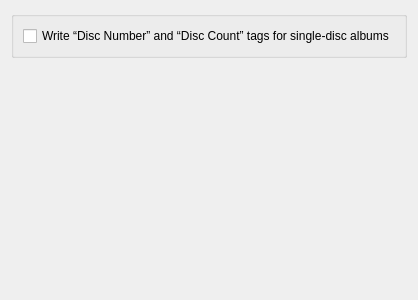
The window that gui/preferences/profilespage/outtagspage.ui (flacon/flacon) describes before a commit, drawn with Qt 5.
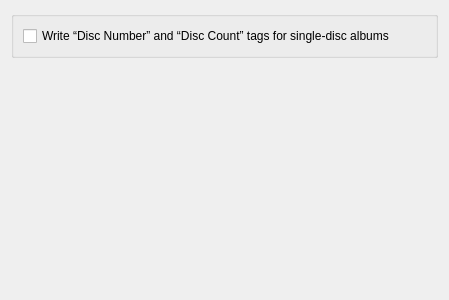
The same window after the commit.

Commit message: Preferens dialog captions changed

```diff
--- a/gui/preferences/profilespage/outtagspage.ui
+++ b/gui/preferences/profilespage/outtagspage.ui
@@ -6,7 +6,7 @@
    <rect>
     <x>0</x>
     <y>0</y>
-    <width>400</width>
+    <width>449</width>
     <height>300</height>
    </rect>
   </property>
```
Left out of the diff: 2 changed lines with no effect on the pictures. The commit also changes 1 other file.
